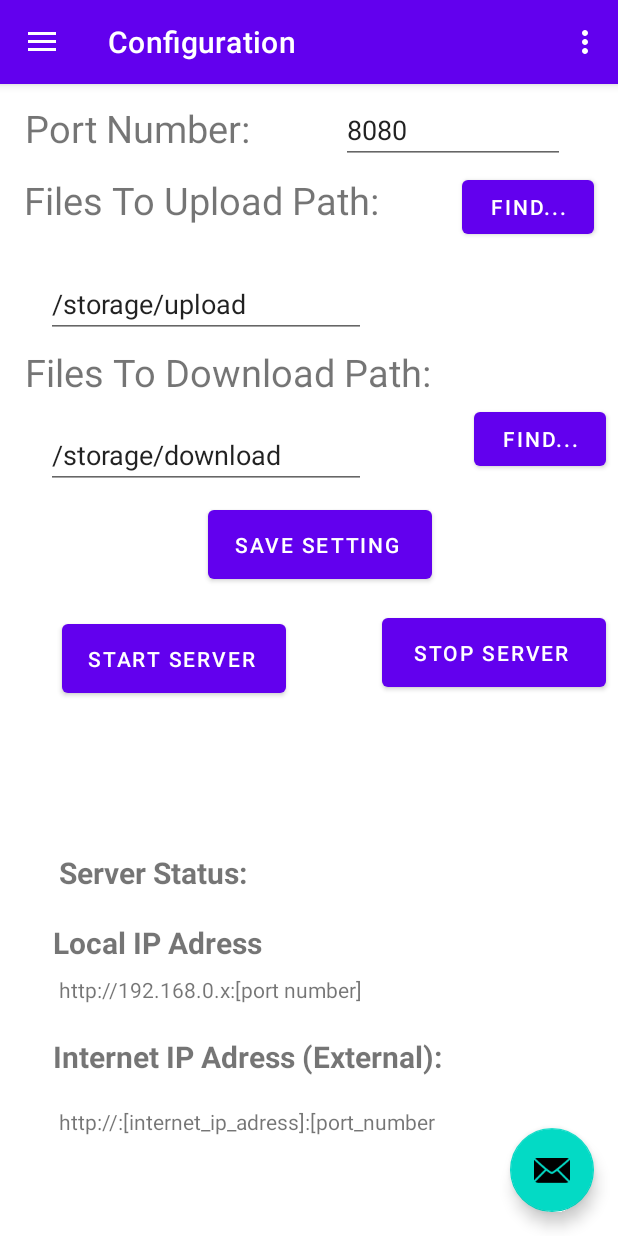
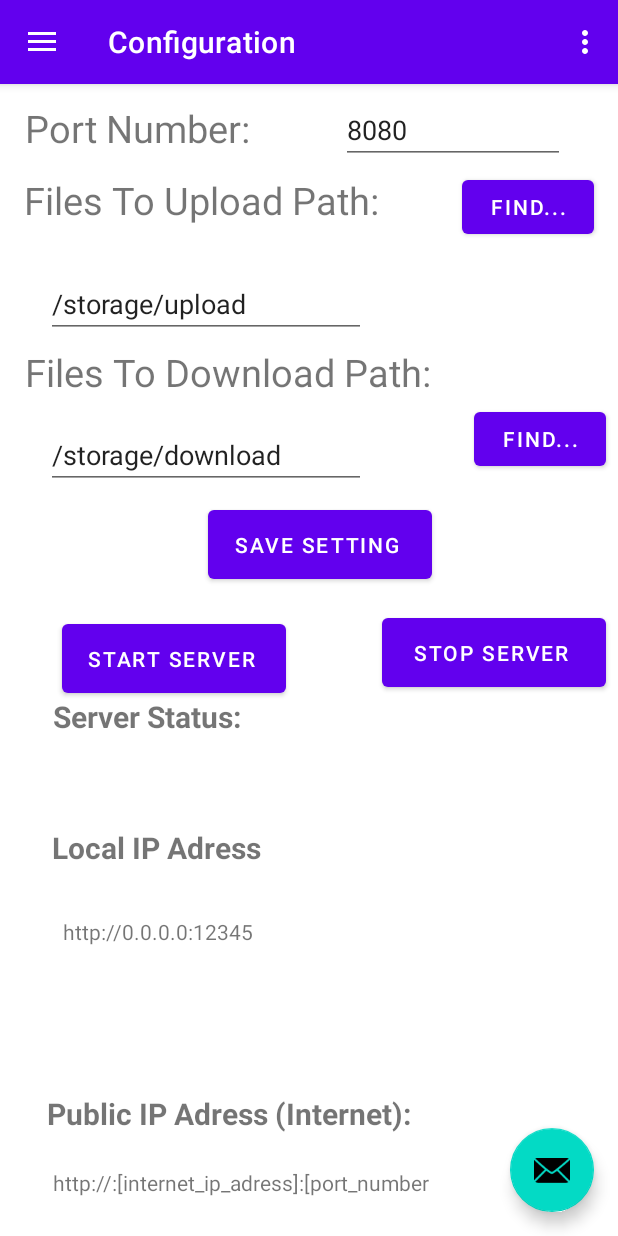
Before and after one commit to mjayari/PFE_Project, an Android app: the ConfigurationFragment screen opened through its navigation route, on a phone screen of 412 x 824 dp. Run offline under Robolectric (Android 15) with nearby library versions, the phone set to English and light mode, and no system bars; our stand-ins replace navigation-ui.

Commit message:
-Adding Local Ip Address in ConfigurationFragment Interface

```diff
--- a/1- java_android/app/src/main/AndroidManifest.xml
+++ b/1- java_android/app/src/main/AndroidManifest.xml
@@ -4,6 +4,8 @@
 
     <uses-permission android:name="android.permission.INTERNET" />
     <uses-permission android:name="android.permission.ACCESS_NETWORK_STATE" />
+    <uses-permission android:name="android.permission.ACCESS_WIFI_STATE"/>
+
 
     <application
         android:allowBackup="true"
--- a/1- java_android/app/src/main/java/com/fst/myapplication/HttpServer.java
+++ b/1- java_android/app/src/main/java/com/fst/myapplication/HttpServer.java
@@ -1,5 +1,10 @@
 package com.fst.myapplication;
+import static android.content.Context.WIFI_SERVICE;
+
+import android.content.Context;
 import android.database.Cursor;
+import android.net.wifi.WifiManager;
+import android.text.format.Formatter;
 import android.util.Log;
 import android.widget.EditText;
 import android.widget.TextView;
@@ -26,6 +31,7 @@ public class HttpServer {
     private Fragment fragment;
     public ServerSocket serverSocket;
     public boolean status = false;
+    public int port = 12345;
 
     public HttpServer(Fragment fragment) {
         this.fragment = fragment;
@@ -195,6 +201,10 @@ public class HttpServer {
         }
     }
 
+    public String wifiIpAddress(Context context) {
+        WifiManager wifiManager = (WifiManager) context.getSystemService(WIFI_SERVICE);
+        int ipAddress = wifiManager.getConnectionInfo().getIpAddress();
 
-
+        return Formatter.formatIpAddress(ipAddress);
+    }
 }
--- a/1- java_android/app/src/main/java/com/fst/myapplication/MainActivity.java
+++ b/1- java_android/app/src/main/java/com/fst/myapplication/MainActivity.java
@@ -1,7 +1,11 @@
 package com.fst.myapplication;
 
+import static androidx.core.content.ContextCompat.getSystemService;
+
 import android.content.Intent;
+import android.net.wifi.WifiManager;
 import android.os.Bundle;
+import android.text.format.Formatter;
 import android.util.Log;
 import android.view.View;
 import android.view.Menu;
@@ -26,6 +30,7 @@ public class MainActivity extends AppCompatActivity {
 
     private AppBarConfiguration mAppBarConfiguration;
     private ActivityMainBinding binding;
+    public String ipAdress = null;
 
     /*protected void onActivityResult(int requestCode, int resultCode, Intent data) {
         String Fpath = data.getDataString();
@@ -75,6 +80,12 @@ public class MainActivity extends AppCompatActivity {
         Runnable runnable = new MyRunnable();
         Thread thread = new Thread(runnable);
         //thread.start();
+
+       /* WifiManager wifiManager = (WifiManager) getApplicationContext().getSystemService(WIFI_SERVICE);
+        String ipAddress = Formatter.formatIpAddress(wifiManager.getConnectionInfo().getIpAddress());
+        //.setText("Your Device IP Address: " + ipAddress);
+        Log.d("log","Ip Address = " +ipAddress);
+        this.ipAdress = ipAddress;*/
     }
 
     @Override
--- a/1- java_android/app/src/main/java/com/fst/myapplication/ui/Configuration/ConfigurationFragment.java
+++ b/1- java_android/app/src/main/java/com/fst/myapplication/ui/Configuration/ConfigurationFragment.java
@@ -1,9 +1,15 @@
 package com.fst.myapplication.ui.Configuration;
 
+import static android.content.Context.WIFI_SERVICE;
+import static androidx.core.content.ContextCompat.getSystemService;
+
+import android.content.Context;
 import android.content.Intent;
 import android.net.Uri;
+import android.net.wifi.WifiManager;
 import android.os.Bundle;
 import android.os.Environment;
+import android.text.format.Formatter;
 import android.util.Log;
 import android.view.LayoutInflater;
 import android.view.View;
@@ -20,6 +26,7 @@ import androidx.lifecycle.Observer;
 import androidx.lifecycle.ViewModelProvider;
 
 import com.fst.myapplication.HttpServer;
+import com.fst.myapplication.MainActivity;
 import com.fst.myapplication.databinding.FragmentConfigurationBinding;
 import com.fst.myapplication.databinding.FragmentConfigurationBinding;
 import com.fst.myapplication.db.Configuration;
@@ -66,6 +73,16 @@ public class ConfigurationFragment extends Fragment {
         binding.editTextPortNumber.setText("8080");
         binding.TextEditUploadPath.setText("/storage/upload");
         binding.TextEditDownloadPath.setText("/storage/download");
+
+        Context context = ConfigurationFragment.super.getContext();
+        /*WifiManager wifiManager = (WifiManager) context.getSystemService(WIFI_SERVICE);
+        String ipAddress = Formatter.formatIpAddress(wifiManager.getConnectionInfo().getIpAddress());
+        .setText("Your Device IP Address: " + ipAddress);
+        Log.d("log","Ip Address = " +ipAddress);*/
+
+        String ipAdress = server.wifiIpAddress(context);
+        Log.d("log","Ip Address: " +ipAdress);
+        binding.LocalIpAddressText.setText("http://" + ipAdress +":"+ server.port);
 
 
 
@@ -148,6 +165,11 @@ public class ConfigurationFragment extends Fragment {
                 } else
                     binding.ServerStatusText.setText("Server Status: Closed!");
 
+                /*textView = (TextView) findViewById(R.id.android_device_ip_address);
+                WifiManager wifiManager = (WifiManager) getSystemService(WIFI_SERVICE);
+                String ipAddress = Formatter.formatIpAddress(wifiManager.getConnectionInfo().getIpAddress());
+                textView.setText("Your Device IP Address: " + ipAddress);*/
+
 
                 /*Thread bgThread = new Thread() {
                     public void run() {
--- a/1- java_android/app/src/main/res/layout/fragment_configuration.xml
+++ b/1- java_android/app/src/main/res/layout/fragment_configuration.xml
@@ -74,7 +74,6 @@
         android:text="Start Server "
         app:layout_constraintBottom_toBottomOf="parent"
         app:layout_constraintEnd_toStartOf="@+id/StopServerButton"
-        app:layout_constraintStart_toStartOf="@+id/textView17"
         app:layout_constraintTop_toTopOf="parent"
         app:layout_constraintVertical_bias="0.499" />
 
@@ -87,7 +86,6 @@
         android:text="Save setting "
         app:layout_constraintBottom_toBottomOf="parent"
         app:layout_constraintEnd_toEndOf="parent"
-        app:layout_constraintStart_toStartOf="@+id/textView17"
         app:layout_constraintTop_toTopOf="parent"
         app:layout_constraintVertical_bias="0.392" />
 
@@ -100,7 +98,6 @@
         android:text="Stop Server "
         app:layout_constraintBottom_toBottomOf="parent"
         app:layout_constraintEnd_toEndOf="parent"
-        app:layout_constraintStart_toStartOf="@+id/textView17"
         app:layout_constraintTop_toTopOf="parent"
         app:layout_constraintVertical_bias="0.493" />
 
@@ -108,47 +105,57 @@
         android:id="@+id/ServerStatusText"
         android:layout_width="wrap_content"
         android:layout_height="wrap_content"
-        android:layout_marginStart="4dp"
         android:layout_marginBottom="19dp"
         android:text="Server Status:"
         android:textSize="20dp"
         android:textStyle="bold"
         app:layout_constraintBottom_toTopOf="@+id/textView15"
-        app:layout_constraintStart_toStartOf="@+id/textView15" />
+        app:layout_constraintEnd_toEndOf="parent"
+        app:layout_constraintHorizontal_bias="0.124"
+        app:layout_constraintStart_toStartOf="parent"
+        app:layout_constraintTop_toBottomOf="@+id/StopServerButton"
+        app:layout_constraintVertical_bias="0.0" />
 
     <TextView
         android:id="@+id/textView15"
-        android:layout_width="wrap_content"
-        android:layout_height="wrap_content"
-        android:layout_marginStart="35dp"
-        android:layout_marginBottom="182dp"
+        android:layout_width="145dp"
+        android:layout_height="25dp"
         android:text="Local IP Adress"
         android:textSize="20dp"
         android:textStyle="bold"
         app:layout_constraintBottom_toBottomOf="parent"
-        app:layout_constraintStart_toStartOf="parent" />
+        app:layout_constraintEnd_toEndOf="parent"
+        app:layout_constraintHorizontal_bias="0.131"
+        app:layout_constraintStart_toStartOf="parent"
+        app:layout_constraintTop_toTopOf="parent"
+        app:layout_constraintVertical_bias="0.667" />
 
     <TextView
         android:id="@+id/textView18"
         android:layout_width="wrap_content"
         android:layout_height="wrap_content"
-        android:layout_marginStart="35dp"
         android:layout_marginTop="21dp"
-        android:text="Internet IP Adress (External):"
+        android:layout_marginBottom="68dp"
+        android:text="Public IP Adress (Internet):"
         android:textSize="20dp"
         android:textStyle="bold"
-        app:layout_constraintStart_toStartOf="parent"
-        app:layout_constraintTop_toBottomOf="@+id/textView16" />
+        app:layout_constraintBottom_toBottomOf="parent"
+        app:layout_constraintEnd_toEndOf="parent"
+        app:layout_constraintHorizontal_bias="0.187"
+        app:layout_constraintStart_toStartOf="parent" />
 
     <TextView
-        android:id="@+id/textView16"
+        android:id="@+id/LocalIpAddressText"
         android:layout_width="wrap_content"
         android:layout_height="wrap_content"
-        android:layout_marginStart="4dp"
         android:layout_marginTop="8dp"
         android:text="http://192.168.0.x:[port number]"
-        app:layout_constraintStart_toStartOf="@+id/textView15"
-        app:layout_constraintTop_toBottomOf="@+id/textView15" />
+        app:layout_constraintBottom_toBottomOf="parent"
+        app:layout_constraintEnd_toEndOf="parent"
+        app:layout_constraintHorizontal_bias="0.147"
+        app:layout_constraintStart_toStartOf="parent"
+        app:layout_constraintTop_toBottomOf="@+id/textView15"
+        app:layout_constraintVertical_bias="0.12" />
 
     <TextView
         android:id="@+id/textView19"
@@ -157,8 +164,12 @@
         android:layout_marginStart="4dp"
         android:layout_marginTop="20dp"
         android:text="http://:[internet_ip_adress]:[port_number"
+        app:layout_constraintBottom_toBottomOf="parent"
+        app:layout_constraintEnd_toEndOf="parent"
+        app:layout_constraintHorizontal_bias="0.0"
         app:layout_constraintStart_toStartOf="@+id/textView18"
-        app:layout_constraintTop_toBottomOf="@+id/textView18" />
+        app:layout_constraintTop_toBottomOf="@+id/textView18"
+        app:layout_constraintVertical_bias="0.098" />
 
     <com.google.android.material.textfield.TextInputEditText
         android:id="@+id/textInputEditText"
--- a/1- java_android/app/src/main/res/layout/fragment_connexion.xml
+++ b/1- java_android/app/src/main/res/layout/fragment_connexion.xml
@@ -45,8 +45,6 @@
         android:ems="10"
         android:inputType="textPassword"
         app:passwordToggleEnabled="true" />
-
-
 
 
     <TextView
@@ -209,9 +207,24 @@
         android:layout_height="wrap_content"
         android:layout_alignParentStart="true"
         android:layout_alignParentTop="true"
+        android:layout_alignParentEnd="true"
+        android:layout_alignParentBottom="true"
         android:layout_marginStart="49dp"
         android:layout_marginTop="88dp"
+        android:layout_marginEnd="152dp"
+        android:layout_marginBottom="470dp"
         android:ems="10"
         android:inputType="textPersonName" />
 
+    <View
+        android:layout_width="match_parent"
+        android:layout_height="13dp"
+        android:layout_alignParentStart="true"
+        android:layout_alignParentTop="true"
+        android:layout_marginStart="1dp"
+        android:layout_marginTop="67dp"
+        android:orientation="vertical"
+
+        android:background="@android:color/darker_gray" />
+
 </RelativeLayout>
```
